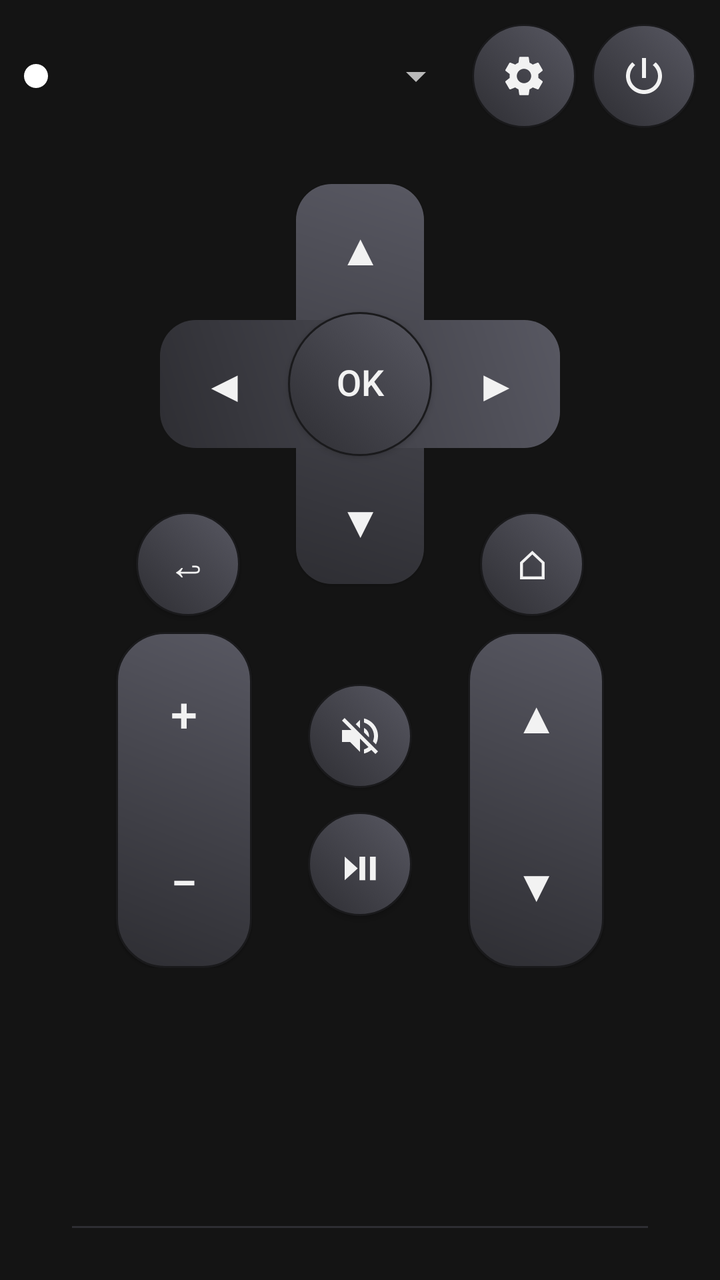
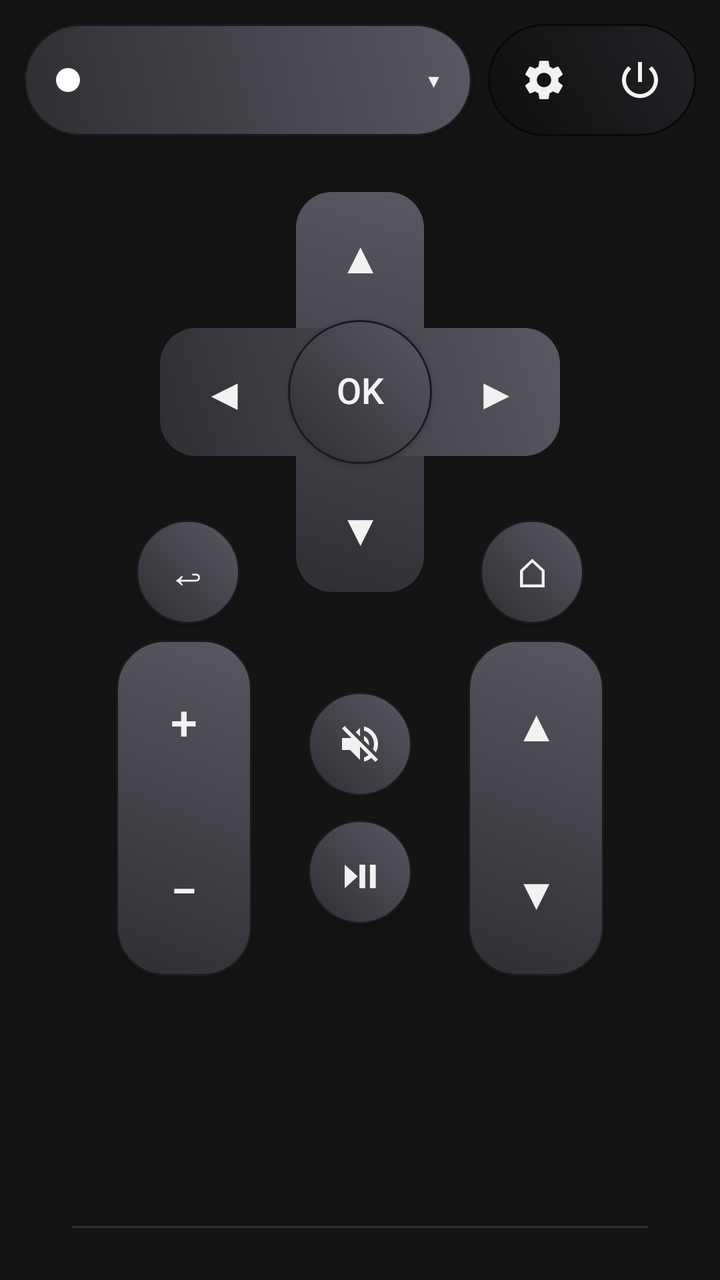

An Android layout rendered at two revisions. The XML below is the earlier revision; the diff shows what the commit changed to produce the second picture.
<!-- AndroidManifest.xml: application theme Theme.GrafRemote -->
<!-- res/layout/activity_main.xml -->
<?xml version="1.0" encoding="utf-8"?>
<LinearLayout xmlns:android="http://schemas.android.com/apk/res/android"
    android:layout_width="match_parent"
    android:layout_height="match_parent"
    android:orientation="vertical"
    android:padding="12dp">

    
    <LinearLayout
        android:layout_width="match_parent"
        android:layout_height="wrap_content"
        android:gravity="center_vertical"
        android:orientation="horizontal">

        <View
            android:id="@+id/statusDot"
            android:layout_width="12dp"
            android:layout_height="12dp"
            android:layout_marginEnd="8dp"
            android:background="@drawable/status_dot"
            android:contentDescription="Connection status" />

        <Spinner
            android:id="@+id/tvSpinner"
            android:layout_width="0dp"
            android:layout_height="wrap_content"
            android:layout_weight="1" />

        <ImageButton
            android:id="@+id/btnSettings"
            android:layout_width="52dp"
            android:layout_height="52dp"
            android:layout_marginStart="4dp"
            android:background="@drawable/btn_circle_selector"
            android:contentDescription="Setup"
            android:elevation="1dp"
            android:scaleType="center"
            android:src="@drawable/ic_settings" />

        <ImageButton
            android:id="@+id/btnPower"
            android:layout_width="52dp"
            android:layout_height="52dp"
            android:layout_marginStart="8dp"
            android:background="@drawable/btn_circle_selector"
            android:contentDescription="Power"
            android:elevation="1dp"
            android:scaleType="center"
            android:src="@drawable/ic_power" />
    </LinearLayout>

    
    <LinearLayout
        android:layout_width="match_parent"
        android:layout_height="wrap_content"
        android:layout_marginTop="8dp"
        android:gravity="center"
        android:orientation="vertical">

        <RelativeLayout
            android:layout_width="240dp"
            android:layout_height="240dp">

            <View
                android:layout_width="200dp"
                android:layout_height="200dp"
                android:layout_centerInParent="true"
                android:background="@drawable/btn_dpad_cross"
                android:elevation="1dp" />

            <Button
                android:id="@+id/btnUp"
                android:layout_width="64dp"
                android:layout_height="64dp"
                android:layout_above="@id/btnOk"
                android:layout_centerHorizontal="true"
                android:background="@drawable/btn_touch_ripple"
                android:gravity="center"
                android:includeFontPadding="false"
                android:minWidth="0dp"
                android:minHeight="0dp"
                android:text="▲"
                android:textSize="22sp" />

            <Button
                android:id="@+id/btnDown"
                android:layout_width="64dp"
                android:layout_height="64dp"
                android:layout_below="@id/btnOk"
                android:layout_centerHorizontal="true"
                android:background="@drawable/btn_touch_ripple"
                android:gravity="center"
                android:includeFontPadding="false"
                android:minWidth="0dp"
                android:minHeight="0dp"
                android:text="▼"
                android:textSize="22sp" />

            <Button
                android:id="@+id/btnLeft"
                android:layout_width="64dp"
                android:layout_height="64dp"
                android:layout_toStartOf="@id/btnOk"
                android:layout_centerVertical="true"
                android:background="@drawable/btn_touch_ripple"
                android:gravity="center"
                android:includeFontPadding="false"
                android:minWidth="0dp"
                android:minHeight="0dp"
                android:text="◀"
                android:textSize="22sp" />

            <Button
                android:id="@+id/btnRight"
                android:layout_width="64dp"
                android:layout_height="64dp"
                android:layout_toEndOf="@id/btnOk"
                android:layout_centerVertical="true"
                android:background="@drawable/btn_touch_ripple"
                android:gravity="center"
                android:includeFontPadding="false"
                android:minWidth="0dp"
                android:minHeight="0dp"
                android:text="▶"
                android:textSize="22sp" />

            <Button
                android:id="@+id/btnOk"
                android:layout_width="72dp"
                android:layout_height="72dp"
                android:layout_centerInParent="true"
                android:background="@drawable/btn_circle_selector"
                android:elevation="1dp"
                android:gravity="center"
                android:includeFontPadding="false"
                android:minWidth="0dp"
                android:minHeight="0dp"
                android:text="OK"
                android:textSize="18sp" />

            <Button
                android:id="@+id/btnBack"
                android:layout_width="52dp"
                android:layout_height="52dp"
                android:layout_alignParentStart="true"
                android:layout_alignParentBottom="true"
                android:layout_marginStart="8dp"
                android:layout_marginBottom="4dp"
                android:background="@drawable/btn_circle_selector"
                android:contentDescription="Back"
                android:elevation="1dp"
                android:gravity="center"
                android:includeFontPadding="false"
                android:minWidth="0dp"
                android:minHeight="0dp"
                android:text="↩"
                android:textSize="20sp" />

            <Button
                android:id="@+id/btnHome"
                android:layout_width="52dp"
                android:layout_height="52dp"
                android:layout_alignParentEnd="true"
                android:layout_alignParentBottom="true"
                android:layout_marginEnd="8dp"
                android:layout_marginBottom="4dp"
                android:background="@drawable/btn_circle_selector"
                android:contentDescription="Home"
                android:elevation="1dp"
                android:gravity="center"
                android:includeFontPadding="false"
                android:minWidth="0dp"
                android:minHeight="0dp"
                android:text="⌂"
                android:textSize="20sp" />
        </RelativeLayout>
    </LinearLayout>

    
    <LinearLayout
        android:layout_width="match_parent"
        android:layout_height="wrap_content"
        android:layout_marginTop="4dp"
        android:gravity="center_horizontal"
        android:orientation="horizontal">

        
        <FrameLayout
            android:layout_width="68dp"
            android:layout_height="168dp"
            android:background="@drawable/btn_rocker_pill"
            android:elevation="1dp">

            <LinearLayout
                android:layout_width="match_parent"
                android:layout_height="match_parent"
                android:orientation="vertical">

                <Button
                    android:id="@+id/btnVolUp"
                    android:layout_width="match_parent"
                    android:layout_height="0dp"
                    android:layout_weight="1"
                    android:background="@drawable/btn_touch_ripple"
                    android:gravity="center"
                    android:includeFontPadding="false"
                    android:minWidth="0dp"
                    android:minHeight="0dp"
                    android:text="+"
                    android:textSize="24sp" />

                <Button
                    android:id="@+id/btnVolDown"
                    android:layout_width="match_parent"
                    android:layout_height="0dp"
                    android:layout_weight="1"
                    android:background="@drawable/btn_touch_ripple"
                    android:gravity="center"
                    android:includeFontPadding="false"
                    android:minWidth="0dp"
                    android:minHeight="0dp"
                    android:text="−"
                    android:textSize="24sp" />
            </LinearLayout>
        </FrameLayout>

        
        <LinearLayout
            android:layout_width="wrap_content"
            android:layout_height="168dp"
            android:layout_marginStart="28dp"
            android:layout_marginEnd="28dp"
            android:gravity="center"
            android:orientation="vertical">

            <ImageButton
                android:id="@+id/btnMute"
                android:layout_width="52dp"
                android:layout_height="52dp"
                android:background="@drawable/btn_circle_selector"
                android:contentDescription="Mute"
                android:elevation="1dp"
                android:scaleType="center"
                android:src="@drawable/ic_mute" />

            <Button
                android:id="@+id/btnPlayPause"
                android:layout_width="52dp"
                android:layout_height="52dp"
                android:layout_marginTop="12dp"
                android:background="@drawable/btn_circle_selector"
                android:contentDescription="Play/Pause"
                android:elevation="1dp"
                android:gravity="center"
                android:includeFontPadding="false"
                android:minWidth="0dp"
                android:minHeight="0dp"
                android:text="⏯"
                android:textSize="20sp" />
        </LinearLayout>

        
        <FrameLayout
            android:layout_width="68dp"
            android:layout_height="168dp"
            android:background="@drawable/btn_rocker_pill"
            android:elevation="1dp">

            <LinearLayout
                android:layout_width="match_parent"
                android:layout_height="match_parent"
                android:orientation="vertical">

                <Button
                    android:id="@+id/btnChUp"
                    android:layout_width="match_parent"
                    android:layout_height="0dp"
                    android:layout_weight="1"
                    android:background="@drawable/btn_touch_ripple"
                    android:gravity="center"
                    android:includeFontPadding="false"
                    android:minWidth="0dp"
                    android:minHeight="0dp"
                    android:text="▲"
                    android:textSize="22sp" />

                <Button
                    android:id="@+id/btnChDown"
                    android:layout_width="match_parent"
                    android:layout_height="0dp"
                    android:layout_weight="1"
                    android:background="@drawable/btn_touch_ripple"
                    android:gravity="center"
                    android:includeFontPadding="false"
                    android:minWidth="0dp"
                    android:minHeight="0dp"
                    android:text="▼"
                    android:textSize="22sp" />
            </LinearLayout>
        </FrameLayout>
    </LinearLayout>

    
    <View
        android:layout_width="match_parent"
        android:layout_height="0dp"
        android:layout_weight="1" />

    
    <View
        android:layout_width="match_parent"
        android:layout_height="1dp"
        android:layout_marginStart="24dp"
        android:layout_marginTop="10dp"
        android:layout_marginEnd="24dp"
        android:layout_marginBottom="6dp"
        android:background="#2E2E33" />

    
    <HorizontalScrollView
        android:layout_width="match_parent"
        android:layout_height="wrap_content"
        android:fillViewport="true">

        <LinearLayout
            android:id="@+id/appsRow"
            android:layout_width="match_parent"
            android:layout_height="wrap_content"
            android:gravity="center_horizontal"
            android:orientation="horizontal"
            android:paddingTop="4dp"
            android:paddingBottom="4dp" />
    </HorizontalScrollView>
</LinearLayout>
<!-- resources referenced by this layout -->
<resources>
  <!-- drawable btn_circle_selector (drawable) -->
  <?xml version="1.0" encoding="utf-8"?>
  <selector xmlns:android="http://schemas.android.com/apk/res/android">
      <item android:drawable="@drawable/btn_circle_pressed" android:state_pressed="true" />
      <item android:drawable="@drawable/btn_circle" />
  </selector>
  <!-- drawable btn_rocker_pill (drawable) -->
  <?xml version="1.0" encoding="utf-8"?>
  <shape xmlns:android="http://schemas.android.com/apk/res/android"
      android:shape="rectangle">
      <gradient
          android:angle="45"
          android:startColor="#2E2E33"
          android:endColor="#585862" />
      <corners android:radius="24dp" />
      <stroke
          android:width="1dp"
          android:color="#1A1A1C" />
  </shape>
  <!-- drawable btn_touch_ripple (drawable) -->
  <?xml version="1.0" encoding="utf-8"?>
  <ripple xmlns:android="http://schemas.android.com/apk/res/android"
      android:color="#33FFFFFF">
      <item android:drawable="@android:color/transparent" />
  </ripple>
  <!-- drawable ic_power (drawable) -->
  <?xml version="1.0" encoding="utf-8"?>
  <vector xmlns:android="http://schemas.android.com/apk/res/android"
      android:width="24dp"
      android:height="24dp"
      android:tint="#f2f2f2"
      android:viewportWidth="24"
      android:viewportHeight="24">
      <path
          android:fillColor="#FFFFFF"
          android:pathData="M13,3h-2v10h2V3zm4.83,2.17l-1.42,1.42C17.99,7.86 19,9.81 19,12c0,3.87 -3.13,7 -7,7s-7,-3.13 -7,-7c0,-2.19 1.01,-4.14 2.58,-5.42L6.17,5.17C4.23,6.82 3,9.26 3,12c0,4.97 4.03,9 9,9s9,-4.03 9,-9c0,-2.74 -1.23,-5.18 -3.17,-6.83z" />
  </vector>
  <!-- drawable status_dot (drawable) -->
  <?xml version="1.0" encoding="utf-8"?>
  <shape xmlns:android="http://schemas.android.com/apk/res/android"
      android:shape="oval">
      
      <solid android:color="#FFFFFF" />
      <size
          android:width="12dp"
          android:height="12dp" />
  </shape>
  <style name="Theme.GrafRemote" parent="android:Theme.Material.NoActionBar">
          <item name="android:windowBackground">#141414</item>
          <item name="android:textColor">#f2f2f2</item>
          <item name="android:colorAccent">#4da3ff</item>
      </style>
  <!-- drawable btn_circle_pressed (drawable) -->
  <?xml version="1.0" encoding="utf-8"?>
  <shape xmlns:android="http://schemas.android.com/apk/res/android"
      android:shape="oval">
      <gradient
          android:angle="45"
          android:startColor="#222226"
          android:endColor="#3D3D45" />
      <stroke
          android:width="1dp"
          android:color="#101012" />
  </shape>
  <!-- drawable btn_circle (drawable) -->
  <?xml version="1.0" encoding="utf-8"?>
  <shape xmlns:android="http://schemas.android.com/apk/res/android"
      android:shape="oval">
      <gradient
          android:angle="45"
          android:startColor="#2E2E33"
          android:endColor="#585862" />
      <stroke
          android:width="1dp"
          android:color="#1A1A1C" />
  </shape>
  <!-- unchanged entries left out for length: 3 -->
</resources>

<!-- the commit's change to res/layout/activity_main.xml (unified diff, before → after) -->
@@ -12,41 +12,74 @@
         android:gravity="center_vertical"
         android:orientation="horizontal">
 
-        <View
-            android:id="@+id/statusDot"
-            android:layout_width="12dp"
-            android:layout_height="12dp"
-            android:layout_marginEnd="8dp"
-            android:background="@drawable/status_dot"
-            android:contentDescription="Connection status" />
-
-        <Spinner
-            android:id="@+id/tvSpinner"
+        
+        <LinearLayout
             android:layout_width="0dp"
-            android:layout_height="wrap_content"
-            android:layout_weight="1" />
-
-        <ImageButton
-            android:id="@+id/btnSettings"
-            android:layout_width="52dp"
-            android:layout_height="52dp"
-            android:layout_marginStart="4dp"
-            android:background="@drawable/btn_circle_selector"
-            android:contentDescription="Setup"
+            android:layout_height="56dp"
+            android:layout_weight="1"
+            android:background="@drawable/topbar_selector_pill"
             android:elevation="1dp"
-            android:scaleType="center"
-            android:src="@drawable/ic_settings" />
-
-        <ImageButton
-            android:id="@+id/btnPower"
-            android:layout_width="52dp"
-            android:layout_height="52dp"
+            android:gravity="center_vertical"
+            android:orientation="horizontal">
+
+            <View
+                android:id="@+id/statusDot"
+                android:layout_width="12dp"
+                android:layout_height="12dp"
+                android:layout_marginStart="16dp"
+                android:layout_marginEnd="10dp"
+                android:background="@drawable/status_dot"
+                android:contentDescription="Connection status" />
+
+            <Spinner
+                android:id="@+id/tvSpinner"
+                android:layout_width="0dp"
+                android:layout_height="wrap_content"
+                android:layout_weight="1"
+                android:background="@android:color/transparent" />
+
+            <TextView
+                android:layout_width="wrap_content"
+                android:layout_height="wrap_content"
+                android:layout_marginStart="8dp"
+                android:layout_marginEnd="16dp"
+                android:clickable="false"
+                android:focusable="false"
+                android:text="▾"
+                android:textColor="#f2f2f2"
+                android:textSize="18sp" />
+        </LinearLayout>
+
+        
+        <LinearLayout
+            android:layout_width="wrap_content"
+            android:layout_height="56dp"
             android:layout_marginStart="8dp"
-            android:background="@drawable/btn_circle_selector"
-            android:contentDescription="Power"
-            android:elevation="1dp"
-            android:scaleType="center"
-            android:src="@drawable/ic_power" />
+            android:background="@drawable/topbar_inset_panel"
+            android:gravity="center"
+            android:orientation="horizontal"
+            android:paddingStart="6dp"
+            android:paddingEnd="6dp">
+
+            <ImageButton
+                android:id="@+id/btnSettings"
+                android:layout_width="44dp"
+                android:layout_height="44dp"
+                android:background="@drawable/btn_touch_ripple"
+                android:contentDescription="Setup"
+                android:scaleType="center"
+                android:src="@drawable/ic_settings" />
+
+            <ImageButton
+                android:id="@+id/btnPower"
+                android:layout_width="44dp"
+                android:layout_height="44dp"
+                android:layout_marginStart="4dp"
+                android:background="@drawable/btn_touch_ripple"
+                android:contentDescription="Power"
+                android:scaleType="center"
+                android:src="@drawable/ic_power" />
+        </LinearLayout>
     </LinearLayout>
 
     
<!-- resource entries referenced after the edit -->
@@ -47,6 +47,32 @@
           android:width="12dp"
           android:height="12dp" />
   </shape>
+  <!-- drawable topbar_inset_panel (drawable) -->
+  <?xml version="1.0" encoding="utf-8"?>
+  <shape xmlns:android="http://schemas.android.com/apk/res/android"
+      android:shape="rectangle">
+      <gradient
+          android:angle="225"
+          android:startColor="#232327"
+          android:endColor="#0E0E10" />
+      <corners android:radius="28dp" />
+      <stroke
+          android:width="1dp"
+          android:color="#08080A" />
+  </shape>
+  <!-- drawable topbar_selector_pill (drawable) -->
+  <?xml version="1.0" encoding="utf-8"?>
+  <shape xmlns:android="http://schemas.android.com/apk/res/android"
+      android:shape="rectangle">
+      <gradient
+          android:angle="45"
+          android:startColor="#2E2E33"
+          android:endColor="#585862" />
+      <corners android:radius="28dp" />
+      <stroke
+          android:width="1dp"
+          android:color="#1A1A1C" />
+  </shape>
   <style name="Theme.GrafRemote" parent="android:Theme.Material.NoActionBar">
           <item name="android:windowBackground">#141414</item>
           <item name="android:textColor">#f2f2f2</item>
